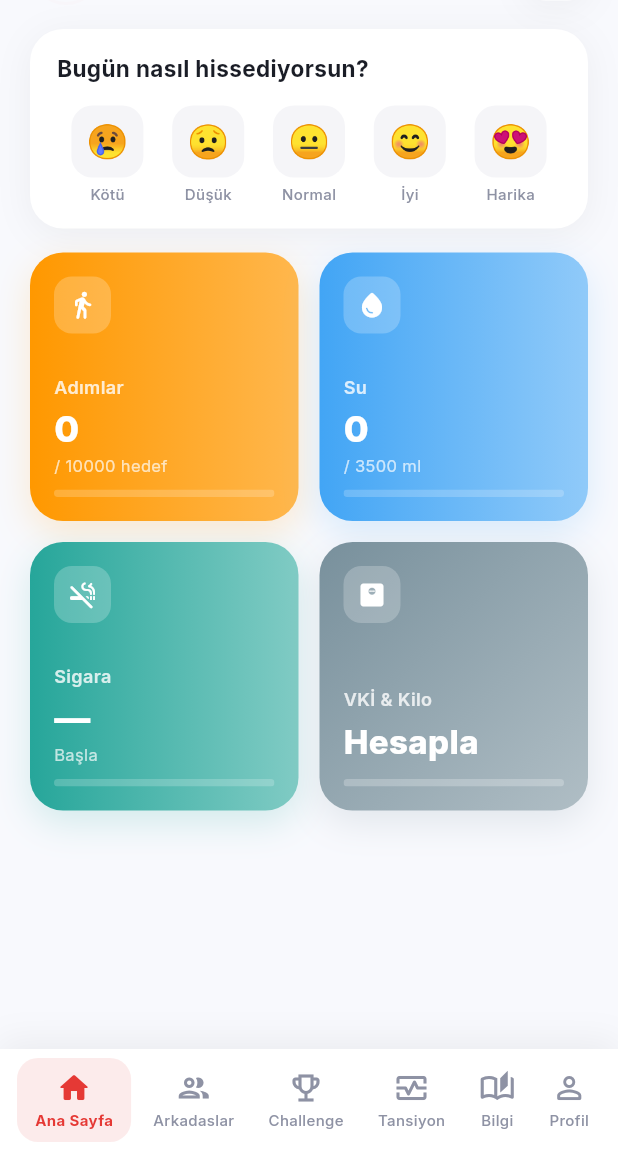
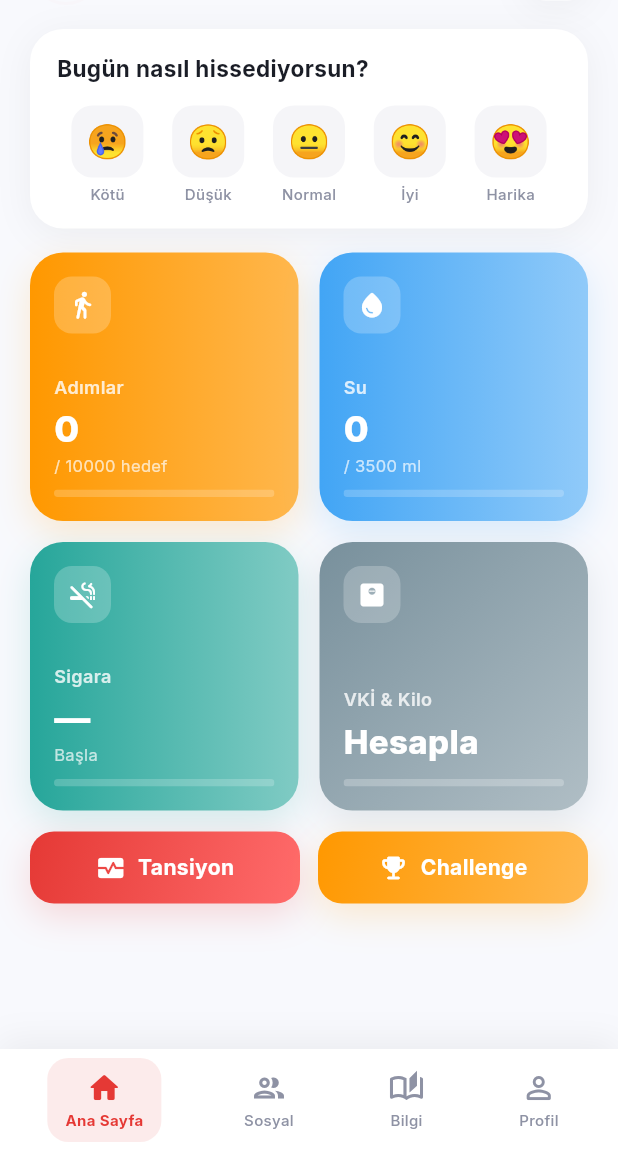
Before and after one commit to hipokrat-dev/kalp-sagligi, a Flutter app: the MainShell screen opened directly, on a phone screen of 412 x 824 dp, the part 85-1236 px from its top. Run offline on Flutter 3.47's test engine with Material 3 defaults, Android fonts, the phone set to English and light mode, and no system bars; our stand-ins replace audioplayers, cloud_firestore, firebase_auth, firebase_core, flutter_local_notifications, google_fonts and 3 more; missing offline and left inert: health; accounts and stored records are empty.

Commit message:
Alt menüyü 4 sekmeye düşür
6 sekmeden 4'e sadeleştirildi:
- Ana Sayfa: kare kartlar + Tansiyon/Challenge hızlı erişim butonları
- Sosyal: Arkadaşlar + Challenge (birleşik badge)
- Bilgi: Bilgilendirme
- Profil: Ayarlar + Risk Değerlendirmesi + Tansiyon erişimi

Tansiyon ve Challenge artık ana sayfadaki gradient butonlardan
ve Profil ekranından erişilebilir.

Co-Authored-By: Claude Opus 4.6 (1M context) <noreply@anthropic.com>

```diff
--- a/lib/screens/home_screen.dart
+++ b/lib/screens/home_screen.dart
@@ -7,6 +7,8 @@ import '../widgets/heartbeat_animation.dart';
 import 'steps_screen.dart';
 import 'water_screen.dart';
 import 'smoking_screen.dart';
+import 'blood_pressure_screen.dart';
+import 'challenges_screen.dart';
 
 class HomeScreen extends StatefulWidget {
   const HomeScreen({super.key});
@@ -300,6 +302,30 @@ class _HomeScreenState extends State<HomeScreen> with SingleTickerProviderStateM
                     ),
                   ],
                 ),
+                const SizedBox(height: 14),
+
+                // Quick access cards
+                Row(
+                  children: [
+                    Expanded(
+                      child: _buildQuickAccess(
+                        icon: Icons.monitor_heart_rounded,
+                        label: 'Tansiyon',
+                        gradient: AppTheme.primaryGradient2,
+                        onTap: () => _navigateAndRefresh(const BloodPressureScreen()),
+                      ),
+                    ),
+                    const SizedBox(width: 12),
+                    Expanded(
+                      child: _buildQuickAccess(
+                        icon: Icons.emoji_events_rounded,
+                        label: 'Challenge',
+                        gradient: AppTheme.orangeGradient,
+                        onTap: () => _navigateAndRefresh(const ChallengesScreen()),
+                      ),
+                    ),
+                  ],
+                ),
                 const SizedBox(height: 16),
               ],
             ),
@@ -312,6 +338,33 @@ class _HomeScreenState extends State<HomeScreen> with SingleTickerProviderStateM
   String _formatNumber(int n) {
     if (n >= 1000) return '${(n / 1000).toStringAsFixed(1)}k';
     return n.toString();
+  }
+
+  Widget _buildQuickAccess({
+    required IconData icon,
+    required String label,
+    required LinearGradient gradient,
+    required VoidCallback onTap,
+  }) {
+    return GestureDetector(
+      onTap: onTap,
+      child: Container(
+        padding: const EdgeInsets.symmetric(vertical: 14),
+        decoration: BoxDecoration(
+          gradient: gradient,
+          borderRadius: BorderRadius.circular(16),
+          boxShadow: AppTheme.softShadow(gradient.colors.first),
+        ),
+        child: Row(
+          mainAxisAlignment: MainAxisAlignment.center,
+          children: [
+            Icon(icon, color: Colors.white, size: 20),
+            const SizedBox(width: 8),
+            Text(label, style: GoogleFonts.inter(color: Colors.white, fontWeight: FontWeight.w700, fontSize: 14)),
+          ],
+        ),
+      ),
+    );
   }
 
   Widget _buildHeaderIcon(IconData icon, {required VoidCallback onTap}) {
--- a/lib/screens/main_shell.dart
+++ b/lib/screens/main_shell.dart
@@ -9,8 +9,6 @@ import '../services/auth_service.dart';
 import '../widgets/alarm_overlay.dart';
 import 'home_screen.dart';
 import 'friends_screen.dart';
-import 'challenges_screen.dart';
-import 'blood_pressure_screen.dart';
 import 'info_screen.dart';
 import 'settings_screen.dart';
 
@@ -33,8 +31,6 @@ class _MainShellState extends State<MainShell> {
   final _screens = const [
     HomeScreen(),
     FriendsScreen(),
-    ChallengesScreen(),
-    BloodPressureScreen(),
     InfoScreen(),
     SettingsScreen(),
   ];
@@ -202,11 +198,9 @@ class _MainShellState extends State<MainShell> {
               mainAxisAlignment: MainAxisAlignment.spaceAround,
               children: [
                 _buildNavItem(0, Icons.home_rounded, Icons.home_outlined, 'Ana Sayfa'),
-                _buildNavItem(1, Icons.people_rounded, Icons.people_outlined, 'Arkadaslar', badgeCount: _pendingFriendRequests),
-                _buildNavItem(2, Icons.emoji_events_rounded, Icons.emoji_events_outlined, 'Challenge', badgeCount: _activeChallengeCount),
-                _buildNavItem(3, Icons.monitor_heart, Icons.monitor_heart_outlined, 'Tansiyon'),
-                _buildNavItem(4, Icons.auto_stories_rounded, Icons.auto_stories_outlined, 'Bilgi'),
-                _buildNavItem(5, Icons.person_rounded, Icons.person_outline_rounded, 'Profil'),
+                _buildNavItem(1, Icons.people_rounded, Icons.people_outlined, 'Sosyal', badgeCount: _pendingFriendRequests + _activeChallengeCount),
+                _buildNavItem(2, Icons.auto_stories_rounded, Icons.auto_stories_outlined, 'Bilgi'),
+                _buildNavItem(3, Icons.person_rounded, Icons.person_outline_rounded, 'Profil'),
               ],
             ),
           ),
--- a/lib/screens/settings_screen.dart
+++ b/lib/screens/settings_screen.dart
@@ -7,6 +7,7 @@ import '../services/storage_service.dart';
 import 'login_screen.dart';
 import 'reminder_settings_screen.dart';
 import 'risk_screen.dart';
+import 'blood_pressure_screen.dart';
 
 class SettingsScreen extends StatefulWidget {
   const SettingsScreen({super.key});
@@ -331,12 +332,24 @@ class _SettingsScreenState extends State<SettingsScreen> {
               borderRadius: BorderRadius.circular(AppTheme.cardRadius),
               boxShadow: AppTheme.cardShadow,
             ),
-            child: _buildSettingTile(
-              icon: Icons.shield_rounded,
-              iconColor: Colors.orange,
-              title: 'Kalp Riski Degerlendirmesi',
-              subtitle: 'Risk faktorlerinizi kontrol edin',
-              onTap: () => Navigator.push(context, MaterialPageRoute(builder: (_) => const RiskScreen())),
+            child: Column(
+              children: [
+                _buildSettingTile(
+                  icon: Icons.shield_rounded,
+                  iconColor: Colors.orange,
+                  title: 'Kalp Riski Degerlendirmesi',
+                  subtitle: 'Risk faktorlerinizi kontrol edin',
+                  onTap: () => Navigator.push(context, MaterialPageRoute(builder: (_) => const RiskScreen())),
+                ),
+                const Divider(height: 1, indent: 60),
+                _buildSettingTile(
+                  icon: Icons.monitor_heart_rounded,
+                  iconColor: AppTheme.primaryRed,
+                  title: 'Tansiyon & Nabiz',
+                  subtitle: 'Tansiyon ve nabiz kayitlariniz',
+                  onTap: () => Navigator.push(context, MaterialPageRoute(builder: (_) => const BloodPressureScreen())),
+                ),
+              ],
             ),
           ),
           const SizedBox(height: 24),
```
